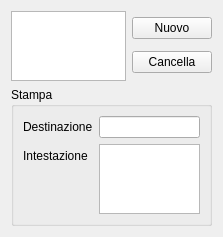
mtonin/gestcassa, file src/destinazionidlg.ui: the form before one commit.
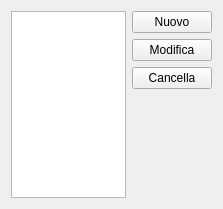
The form after the commit.

Commit message: - modifica al form destinazioni stampa

Diff of the .ui file:
```diff
--- a/src/destinazionidlg.ui
+++ b/src/destinazionidlg.ui
@@ -53,6 +53,13 @@
          </property>
         </widget>
        </item>
+       <item>
+        <widget class="QPushButton" name="modificaBtn">
+         <property name="text">
+          <string>Modifica</string>
+         </property>
+        </widget>
+       </item>
        <item>
         <widget class="QPushButton" name="cancellaBtn">
          <property name="text">
@@ -60,49 +67,23 @@
          </property>
         </widget>
        </item>
+       <item>
+        <spacer name="verticalSpacer">
+         <property name="orientation">
+          <enum>Qt::Vertical</enum>
+         </property>
+         <property name="sizeHint" stdset="0">
+          <size>
+           <width>20</width>
+           <height>40</height>
+          </size>
+         </property>
+        </spacer>
+       </item>
       </layout>
      </item>
     </layout>
    </item>
-   <item>
-    <widget class="QGroupBox" name="groupBox_3">
-     <property name="title">
-      <string>Stampa</string>
-     </property>
-     <layout class="QFormLayout" name="formLayout">
-      <property name="fieldGrowthPolicy">
-       <enum>QFormLayout::AllNonFixedFieldsGrow</enum>
-      </property>
-      <item row="0" column="0">
-       <widget class="QLabel" name="label_5">
-        <property name="text">
-         <string>Destinazione</string>
-        </property>
-       </widget>
-      </item>
-      <item row="0" column="1">
-       <widget class="QLineEdit" name="nomeDestTxt"/>
-      </item>
-      <item row="1" column="0">
-       <widget class="QLabel" name="label_2">
-        <property name="text">
-         <string>Intestazione</string>
-        </property>
-       </widget>
-      </item>
-      <item row="1" column="1">
-       <widget class="QPlainTextEdit" name="intestazioneDestTxt">
-        <property name="tabChangesFocus">
-         <bool>true</bool>
-        </property>
-        <property name="overwriteMode">
-         <bool>false</bool>
-        </property>
-       </widget>
-      </item>
-     </layout>
-    </widget>
-   </item>
   </layout>
  </widget>
  <resources/>
```
Left out of the diff: 3 changed lines with no effect on the pictures. The commit also changes 7 other files.
